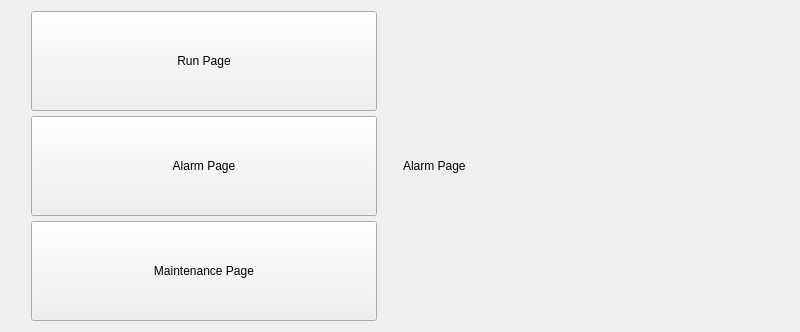
Old version of the form ui/resources/AlarmPage_widget.ui in the repository tamdak-dan/rch-steamer.
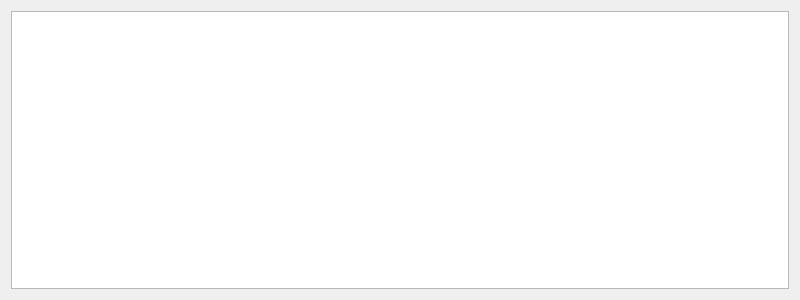
New version of the form.

What changed in the file:
```diff
--- a/ui/resources/AlarmPage_widget.ui
+++ b/ui/resources/AlarmPage_widget.ui
@@ -7,79 +7,30 @@
     <x>0</x>
     <y>0</y>
     <width>800</width>
-    <height>240</height>
+    <height>300</height>
    </rect>
   </property>
+  <property name="sizePolicy">
+   <sizepolicy hsizetype="Preferred" vsizetype="MinimumExpanding">
+    <horstretch>0</horstretch>
+    <verstretch>0</verstretch>
+   </sizepolicy>
+  </property>
   <property name="windowTitle">
    <string>Form</string>
   </property>
-  <layout class="QHBoxLayout" name="horizontalLayout">
+  <layout class="QVBoxLayout" name="verticalLayout">
    <item>
-    <layout class="QVBoxLayout" name="navigation_bar">
-     <property name="spacing">
-      <number>5</number>
+    <widget class="QTableWidget" name="AlarmTable">
+     <property name="horizontalScrollBarPolicy">
+      <enum>Qt::ScrollBarPolicy::ScrollBarAlwaysOff</enum>
      </property>
-     <property name="leftMargin">
-      <number>20</number>
+     <property name="sizeAdjustPolicy">
+      <enum>QAbstractScrollArea::SizeAdjustPolicy::AdjustIgnored</enum>
      </property>
-     <property name="rightMargin">
-      <number>20</number>
-     </property>
-     <item>
-      <widget class="QPushButton" name="btn_to_RunScreen">
-       <property name="enabled">
-        <bool>true</bool>
-       </property>
-       <property name="minimumSize">
-        <size>
-         <width>50</width>
-         <height>100</height>
-        </size>
-       </property>
-       <property name="text">
-        <string>Run Page</string>
-       </property>
-       <property name="iconSize">
-        <size>
-         <width>16</width>
-         <height>16</height>
-        </size>
-       </property>
-      </widget>
-     </item>
-     <item>
-      <widget class="QPushButton" name="btn_to_AlarmScreen">
-       <property name="minimumSize">
-        <size>
-         <width>50</width>
-         <height>100</height>
-        </size>
-       </property>
-       <property name="text">
-        <string>Alarm Page</string>
-       </property>
-      </widget>
-     </item>
-     <item>
-      <widget class="QPushButton" name="btn_to_MaintScreen">
-       <property name="minimumSize">
-        <size>
-         <width>50</width>
-         <height>100</height>
-        </size>
-       </property>
-       <property name="text">
-        <string>Maintenance Page</string>
-       </property>
-      </widget>
-     </item>
-    </layout>
-   </item>
-   <item>
-    <widget class="QLabel" name="label">
-     <property name="text">
-      <string>Alarm Page</string>
-     </property>
+     <attribute name="horizontalHeaderStretchLastSection">
+      <bool>true</bool>
+     </attribute>
     </widget>
    </item>
   </layout>
```
